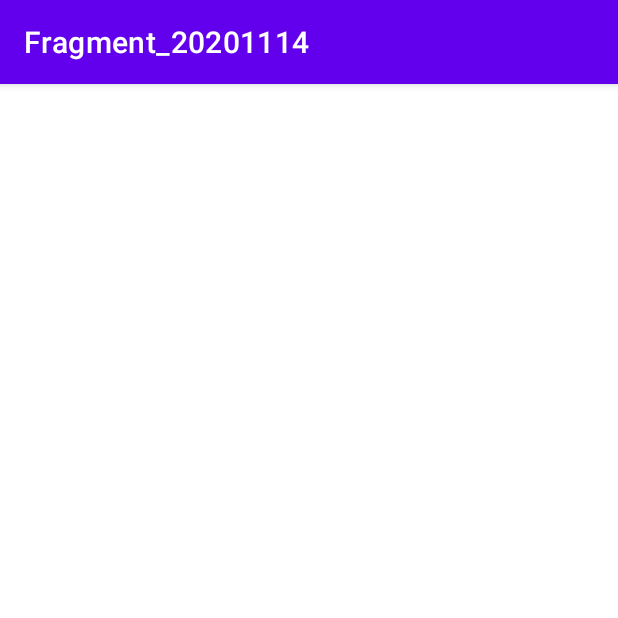
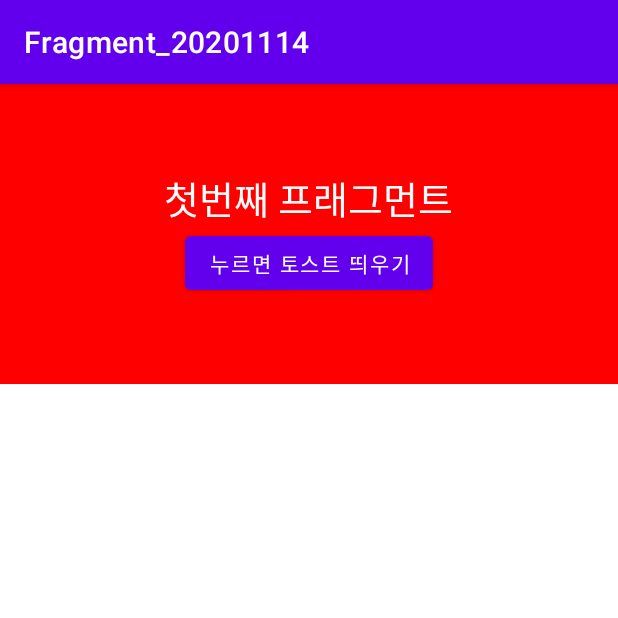
Before and after one commit to say-102/Fragment_20201114, an Android app: the screen it shows after launch (MainActivity), on a phone screen of 412 x 824 dp, the top half of it. Run offline under Robolectric (Android 15) with nearby library versions, the phone set to English and light mode, and no system bars.

Commit message:
xml상에 직접 프래그먼트 추가 예시    - tag를 붙여서 고유 식별자를 만들어줘야 앱이 죽지 않음.

```diff
--- a/app/src/main/res/layout/activity_main.xml
+++ b/app/src/main/res/layout/activity_main.xml
@@ -7,5 +7,10 @@
     android:orientation="vertical"
     tools:context=".MainActivity">
 
+    <fragment
+        android:tag="첫프래그먼트"
+        android:layout_width="match_parent"
+        android:layout_height="200dp"
+        class="kr.co.tjoeun.fragment_20201114.Fagment.FirstFragment" />
 
 </LinearLayout>
```
